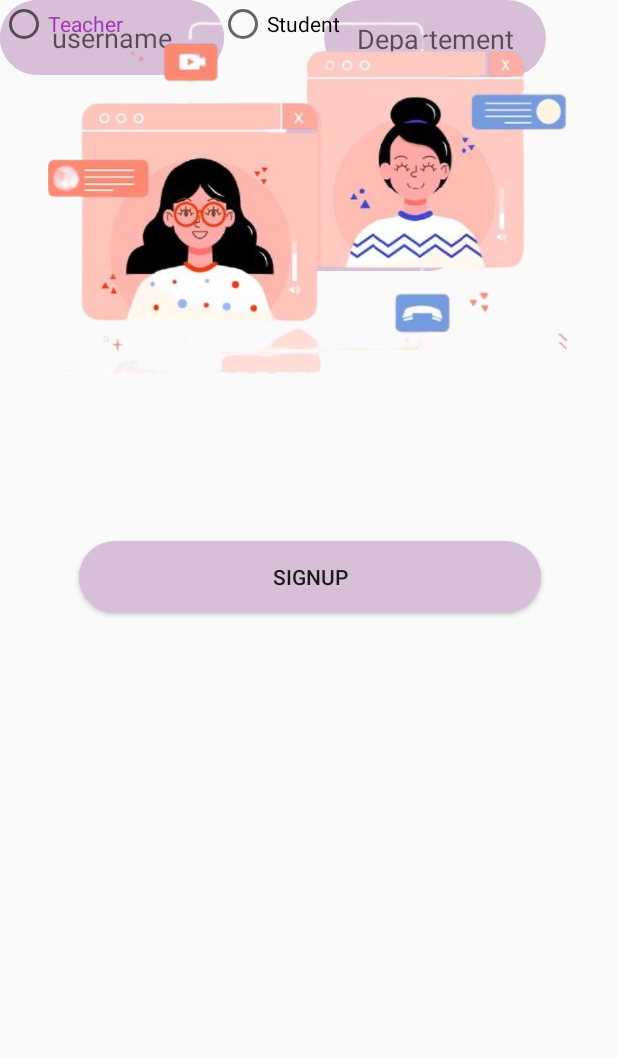
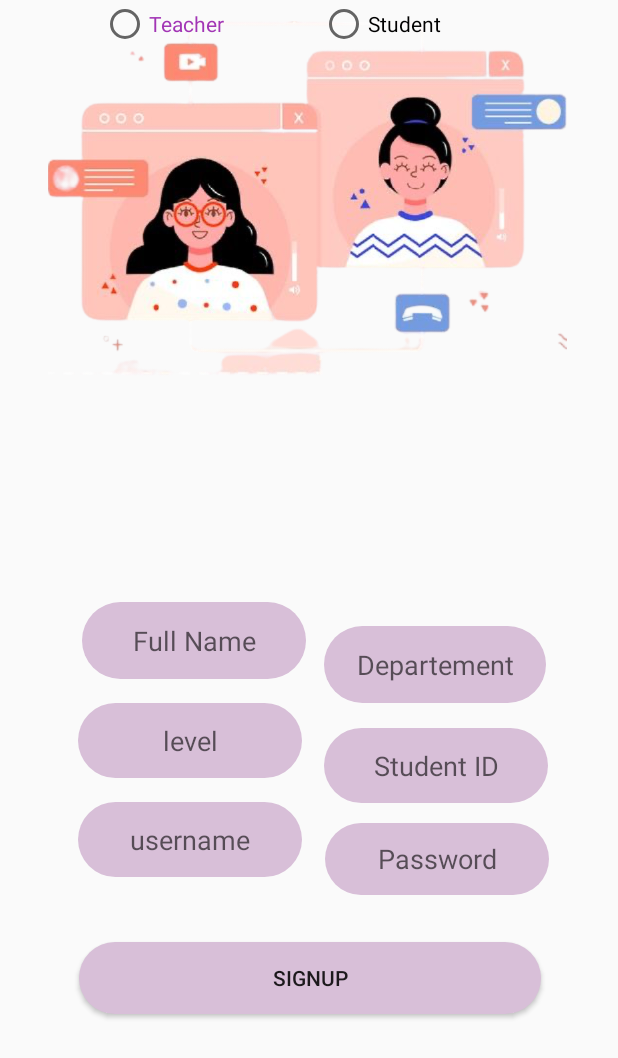
Before and after one commit to DinaAljutayli/OnlineCourse, an Android app: the layout activity_sign_up__student.xml on its own in the app's theme, with its tools: preview values and no code run, on a phone screen of 412 x 824 dp. Shown: the top 1058 px of the screen. Run offline under Robolectric (Android 15) with nearby library versions, the light colour scheme and no system bars.

Commit message:
added new activities Link MainActivity with SignUp_Student

```diff
--- a/app/src/main/AndroidManifest.xml
+++ b/app/src/main/AndroidManifest.xml
@@ -9,8 +9,10 @@
         android:roundIcon="@mipmap/ic_launcher_round"
         android:supportsRtl="true"
         android:theme="@style/AppTheme">
-        <activity android:name=".HomeActivity"></activity>
-        <activity android:name=".SignUpActivity" />
+        <activity android:name=".StudentMain"></activity>
+        <activity android:name=".SignUp_Teacher" />
+        <activity android:name=".HomeActivity" />
+        <activity android:name=".SignUp_Student" />
         <activity
             android:name=".ui.login.LoginActivity"
             android:label="@string/title_activity_login" />
--- a/app/src/main/res/layout/activity_sign_up.xml
+++ b/app/src/main/res/layout/activity_sign_up__student.xml
@@ -4,10 +4,10 @@
     xmlns:tools="http://schemas.android.com/tools"
     android:layout_width="match_parent"
     android:layout_height="match_parent"
-    tools:context=".SignUpActivity">
+    tools:context=".SignUp_Student">
 
     <EditText
-        android:id="@+id/level_TextNumber"
+        android:id="@+id/FaculityID_TextNumber"
         android:layout_width="149dp"
         android:layout_height="50dp"
         android:layout_marginStart="15dp"
@@ -19,12 +19,13 @@
         android:background="@drawable/circle"
         android:ems="10"
         android:gravity="center"
-        android:hint="Student ID"
+        android:hint="@string/student_id"
         android:inputType="number"
         app:layout_constraintBottom_toTopOf="@+id/Password_Text"
         app:layout_constraintEnd_toEndOf="parent"
         app:layout_constraintStart_toEndOf="@+id/Level_TextNumber"
-        app:layout_constraintTop_toBottomOf="@+id/Department_PlainText" />
+        app:layout_constraintTop_toBottomOf="@+id/Department_PlainText"
+        android:autofillHints="" />
 
     <EditText
         android:id="@+id/FullName_PlainText"
@@ -35,39 +36,50 @@
 
         android:layout_marginEnd="12dp"
         android:layout_marginRight="12dp"
-        android:layout_marginBottom="17dp"
+        android:layout_marginBottom="16dp"
+        android:autofillHints=""
         android:background="@drawable/circle"
         android:ems="10"
         android:gravity="center"
-        android:hint="Full Name "
+        android:hint="@string/full_name"
         android:inputType="textPersonName"
         app:layout_constraintBottom_toTopOf="@+id/Level_TextNumber"
         app:layout_constraintEnd_toStartOf="@+id/Department_PlainText"
+        app:layout_constraintHorizontal_bias="1.0"
         app:layout_constraintStart_toStartOf="parent" />
 
     <EditText
         android:id="@+id/Level_TextNumber"
         android:layout_width="149dp"
         android:layout_height="50dp"
+        android:layout_marginStart="52dp"
+        android:layout_marginLeft="52dp"
+        android:layout_marginBottom="16dp"
         android:background="@drawable/circle"
         android:ems="10"
         android:gravity="center"
-        android:hint="level"
+        android:hint="@string/level"
         android:inputType="number"
-        tools:layout_editor_absoluteX="52dp"
-        tools:layout_editor_absoluteY="408dp" />
+        app:layout_constraintBottom_toTopOf="@+id/userName_Plaintext"
+        app:layout_constraintStart_toStartOf="parent"
+        android:autofillHints="" />
 
     <EditText
         android:id="@+id/userName_Plaintext"
         android:layout_width="149dp"
         android:layout_height="50dp"
+        android:layout_marginStart="52dp"
+        android:layout_marginLeft="52dp"
         android:background="@drawable/circle"
         android:ems="10"
         android:gravity="center"
-        android:hint="username"
+        android:hint="@string/username"
         android:inputType="textPersonName"
-        tools:layout_editor_absoluteX="52dp"
-        tools:layout_editor_absoluteY="472dp" />
+        app:layout_constraintBottom_toBottomOf="parent"
+        app:layout_constraintStart_toStartOf="parent"
+        app:layout_constraintTop_toTopOf="parent"
+        app:layout_constraintVertical_bias="0.691"
+        android:autofillHints="" />
 
     <EditText
         android:id="@+id/Password_Text"
@@ -75,14 +87,17 @@
         android:layout_height="48dp"
         android:layout_marginStart="11dp"
         android:layout_marginLeft="11dp"
-        android:layout_marginTop="81dp"
+        android:layout_marginTop="80dp"
         android:background="@drawable/circle"
         android:ems="10"
         android:gravity="center"
-        android:hint="Password"
+        android:hint="@string/password"
         android:inputType="textPassword"
+        app:layout_constraintEnd_toEndOf="parent"
+        app:layout_constraintHorizontal_bias="0.08"
         app:layout_constraintStart_toEndOf="@+id/userName_Plaintext"
-        app:layout_constraintTop_toBottomOf="@+id/Department_PlainText" />
+        app:layout_constraintTop_toBottomOf="@+id/Department_PlainText"
+        android:autofillHints="" />
 
     <EditText
         android:id="@+id/Department_PlainText"
@@ -90,13 +105,15 @@
         android:layout_height="51dp"
         android:layout_marginEnd="48dp"
         android:layout_marginRight="48dp"
+        android:layout_marginBottom="159dp"
         android:background="@drawable/circle"
         android:ems="10"
         android:gravity="center"
-        android:hint="Departement"
+        android:hint="@string/departement"
         android:inputType="textPersonName"
+        app:layout_constraintBottom_toTopOf="@+id/SignUp_Button"
         app:layout_constraintEnd_toEndOf="parent"
-        tools:layout_editor_absoluteY="340dp" />
+        android:autofillHints="" />
 
     <Button
         android:id="@+id/SignUp_Button"
@@ -109,7 +126,7 @@
         android:layout_marginRight="51dp"
         android:layout_marginBottom="133dp"
         android:background="@drawable/circle"
-        android:text="SIGNUP"
+        android:text="@string/signup"
         app:layout_constraintBottom_toBottomOf="parent"
         app:layout_constraintEnd_toEndOf="parent"
         app:layout_constraintStart_toStartOf="parent"
@@ -128,15 +145,18 @@
         app:layout_constraintHorizontal_bias="0.0"
         app:layout_constraintStart_toStartOf="parent"
         app:layout_constraintTop_toTopOf="parent"
-        app:srcCompat="@drawable/student_and_teacher" />
+        app:srcCompat="@drawable/student_and_teacher"
+        android:contentDescription="TODO" />
 
     <RadioGroup
         android:id="@+id/radioGroup"
         android:layout_width="277dp"
         android:layout_height="52dp"
         android:orientation="horizontal"
-        tools:layout_editor_absoluteX="88dp"
-        tools:layout_editor_absoluteY="280dp">
+        app:layout_constraintEnd_toEndOf="parent"
+        app:layout_constraintStart_toStartOf="parent"
+        tools:layout_editor_absoluteY="280dp"
+        tools:ignore="MissingConstraints">
 
           <RadioButton
         android:id="@+id/Teacher_RadioButton"
@@ -145,7 +165,7 @@
         android:layout_marginEnd="64dp"
         android:layout_marginRight="64dp"
         android:layout_marginBottom="20dp"
-            android:text="Teacher"
+        android:text="@string/teacher"
         android:textColor="#A235B5"
         app:layout_constraintBottom_toTopOf="@+id/FullName_PlainText"
         app:layout_constraintEnd_toStartOf="@+id/Student_RadioButton" />
@@ -154,7 +174,7 @@
         android:id="@+id/Student_RadioButton"
         android:layout_width="wrap_content"
         android:layout_height="wrap_content"
-            android:text="Student"
+        android:text="@string/student"
         tools:layout_editor_absoluteX="223dp"
         tools:layout_editor_absoluteY="287dp" />
 </RadioGroup>
--- a/app/src/main/res/values/strings.xml
+++ b/app/src/main/res/values/strings.xml
@@ -9,4 +9,17 @@
     <string name="invalid_username">Not a valid username</string>
     <string name="invalid_password">Password must be >5 characters</string>
     <string name="login_failed">"Login failed"</string>
+    <string name="student_id">Student ID</string>
+    <string name="level">level</string>
+    <string name="full_name">Full Name</string>
+    <string name="username">username</string>
+    <string name="password">Password</string>
+    <string name="signup">SIGNUP</string>
+    <string name="departement">Departement</string>
+    <string name="teacher">Teacher</string>
+    <string name="student">Student</string>
+    <string name="don_t_have_an_account">Don\'t have an account?</string>
+    <string name="sign_up">Sign Up</string>
+    <string name="login">LOGIN</string>
+    <string name="faculityid">FaculityID</string>
 </resources>
```
Also changed, not shown: app/src/main/java/com/example/onlinecourse/MainActivity.java (+28 -0 lines), app/src/main/java/com/example/onlinecourse/SignUpActivity.java (deleted, +0 -37 lines), app/src/main/java/com/example/onlinecourse/SignUp_Student.java (added, +52 -0 lines), app/src/main/java/com/example/onlinecourse/SignUp_Teacher.java (added, +14 -0 lines), app/src/main/java/com/example/onlinecourse/StudentMain.java (added, +14 -0 lines), app/src/main/res/layout/activity_login.xml (+12 -7 lines), app/src/main/res/layout/activity_main.xml (+4 -3 lines), app/src/main/res/layout/activity_sign_up__teacher.xml (added, +167 -0 lines). Lines whose indentation alone changed are shown as unchanged.
